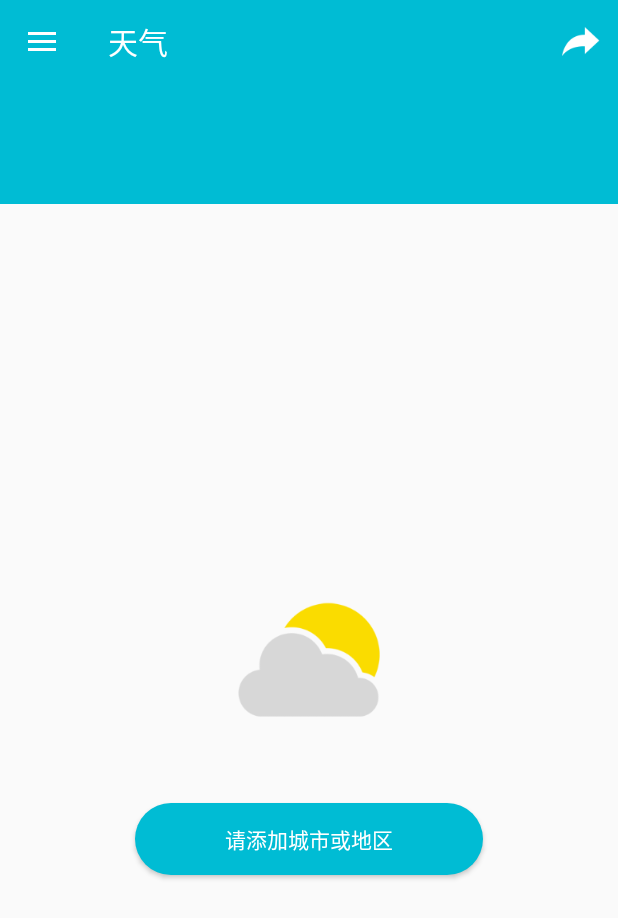
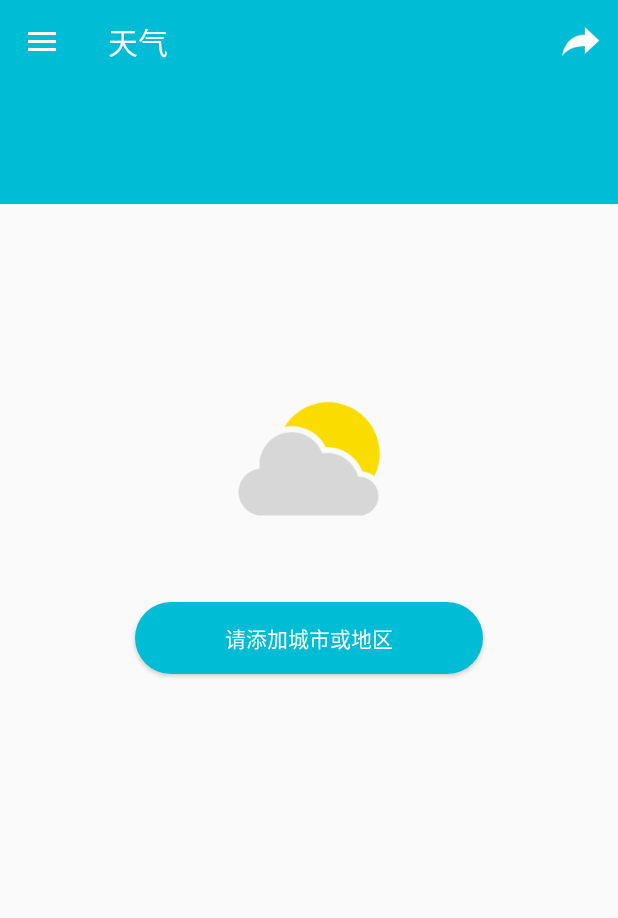
Before and after one commit to Koterwong/Weather, an Android app: the screen it shows after launch (MainActivity2), on a phone screen of 412 x 824 dp. Shown: the top 918 px of the screen. Run offline under Robolectric (Android 15) with nearby library versions, the phone set to English and light mode, and no system bars; 1 statement that could not run was skipped.

Commit message:
进一步完善

```diff
--- a/weather/src/main/java/com/koterwong/weather/settingandabout/AboutActivity.java
+++ b/weather/src/main/java/com/koterwong/weather/settingandabout/AboutActivity.java
@@ -27,7 +27,10 @@ public class AboutActivity extends SwipeBackActivity {
         toolbar.setTitle("关于");
         setSupportActionBar(toolbar);
 
+        getSupportActionBar().setDisplayHomeAsUpEnabled(true);
+
         FloatingActionButton fab = (FloatingActionButton) findViewById(R.id.fab);
+
         fab.setOnClickListener(new View.OnClickListener() {
             @Override
             public void onClick(View view) {
--- a/weather/src/main/java/com/koterwong/weather/weather/presenter/WeatherPresenterImp.java
+++ b/weather/src/main/java/com/koterwong/weather/weather/presenter/WeatherPresenterImp.java
@@ -52,6 +52,7 @@ public class WeatherPresenterImp implements WeatherPresenter, WeatherModelImp.Lo
              */
             if (!ToolsUtil.isNetworkAvailable(BaseApplication.getApplication())) {
                 mWeatherView.showToastMsg("网络未连接~");
+                mWeatherView.setmSwipeRefreshLayoutStatue(false);
                 return;
             }
             mWeatherModel.loadWeatherFromServer(city, this);
--- a/weather/src/main/res/layout/activity_main2.xml
+++ b/weather/src/main/res/layout/activity_main2.xml
@@ -60,7 +60,7 @@
                             android:layout_height="100dp"
                             android:elevation="5dp"
                             android:layout_centerHorizontal="true"
-                            android:layout_centerVertical="true"
+                            android:layout_marginTop="200dp"
                             android:src="@mipmap/nocity" />
                         <Button
                             android:id="@+id/btn_choice_city"
@@ -73,17 +73,14 @@
                             android:background="@drawable/btn_bg"
                             android:paddingLeft="60dp"
                             android:paddingRight="60dp"
-                            android:text="请添加城市或地区"
+                            android:text="@string/add_city"
                             android:textColor="@color/primary_text" />
                     </RelativeLayout>
 
                     <android.support.v4.view.ViewPager
                         android:id="@+id/main_view_pager"
                         android:layout_width="match_parent"
-                        android:layout_height="match_parent"
-                        android:layout_alignParentLeft="true"
-                        android:layout_alignParentStart="true"
-                        android:layout_alignParentTop="true" />
+                        android:layout_height="match_parent" />
                 </FrameLayout>
             </LinearLayout>
         </RelativeLayout>
--- a/weather/src/main/res/layout/weather_fragment.xml
+++ b/weather/src/main/res/layout/weather_fragment.xml
@@ -9,7 +9,7 @@
         android:layout_width="match_parent"
         android:layout_height="match_parent"
         android:orientation="vertical"
-        android:visibility="visible">
+        android:visibility="invisible">
 
         <ProgressBar
             android:id="@+id/loading_weather"
@@ -71,33 +71,6 @@
                 <FrameLayout
                     android:layout_width="match_parent"
                     android:layout_height="wrap_content">
-
-                    <!--<LinearLayout-->
-                        <!--android:layout_marginTop="@dimen/nav_header_height"-->
-                        <!--android:id="@+id/ll_load_error"-->
-                        <!--android:layout_width="match_parent"-->
-                        <!--android:layout_height="wrap_content"-->
-                        <!--android:orientation="vertical"-->
-                        <!--android:gravity="center_horizontal"-->
-                        <!--android:visibility="invisible">-->
-
-                        <!--<ImageView-->
-                            <!--android:layout_width="100dp"-->
-                            <!--android:layout_height="100dp"-->
-                            <!--android:elevation="5dp"-->
-                            <!--android:src="@mipmap/nocity" />-->
-                        <!--<Button-->
-                            <!--android:id="@+id/btn_retry_load"-->
-                            <!--android:layout_width="wrap_content"-->
-                            <!--android:layout_height="wrap_content"-->
-                            <!--android:layout_marginTop="45dp"-->
-                            <!--android:elevation="5dp"-->
-                            <!--android:background="@drawable/btn_bg"-->
-                            <!--android:paddingLeft="30dp"-->
-                            <!--android:paddingRight="30dp"-->
-                            <!--android:text="@string/load_error"-->
-                            <!--android:textColor="@color/primary_text" />-->
-                    <!--</LinearLayout>-->
 
                     <LinearLayout
                         android:layout_width="match_parent"
--- a/weather/src/main/res/values-v21/styles.xml
+++ b/weather/src/main/res/values-v21/styles.xml
@@ -8,6 +8,7 @@
     </style>
 
     <style name="AppTheme.NoActionBar.Translucent">
+        <item name="android:windowIsTranslucent">true</item>
         <item name="android:statusBarColor">@android:color/transparent</item>
     </style>
 
--- a/weather/src/main/res/values/strings.xml
+++ b/weather/src/main/res/values/strings.xml
@@ -46,5 +46,6 @@
     </string-array>
     <string name="title_activity_about">AboutActivity</string>
     <string name="load_error">加载失败点击重试</string>
+    <string name="add_city">请添加城市或地区</string>
 
 </resources>
```
